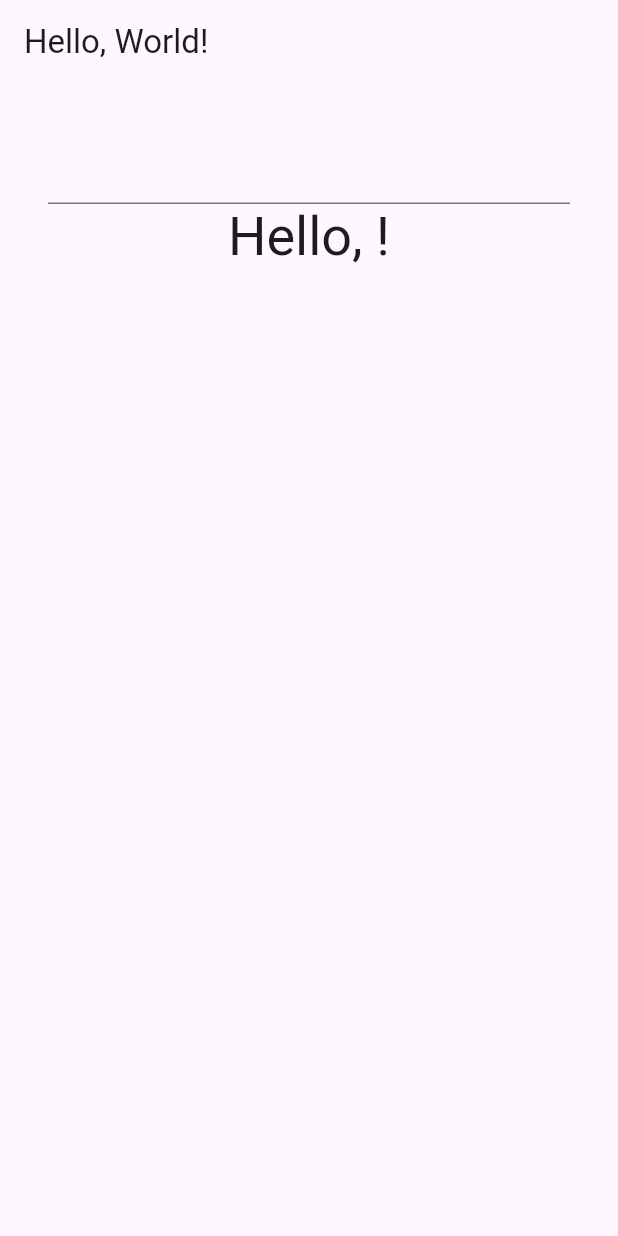
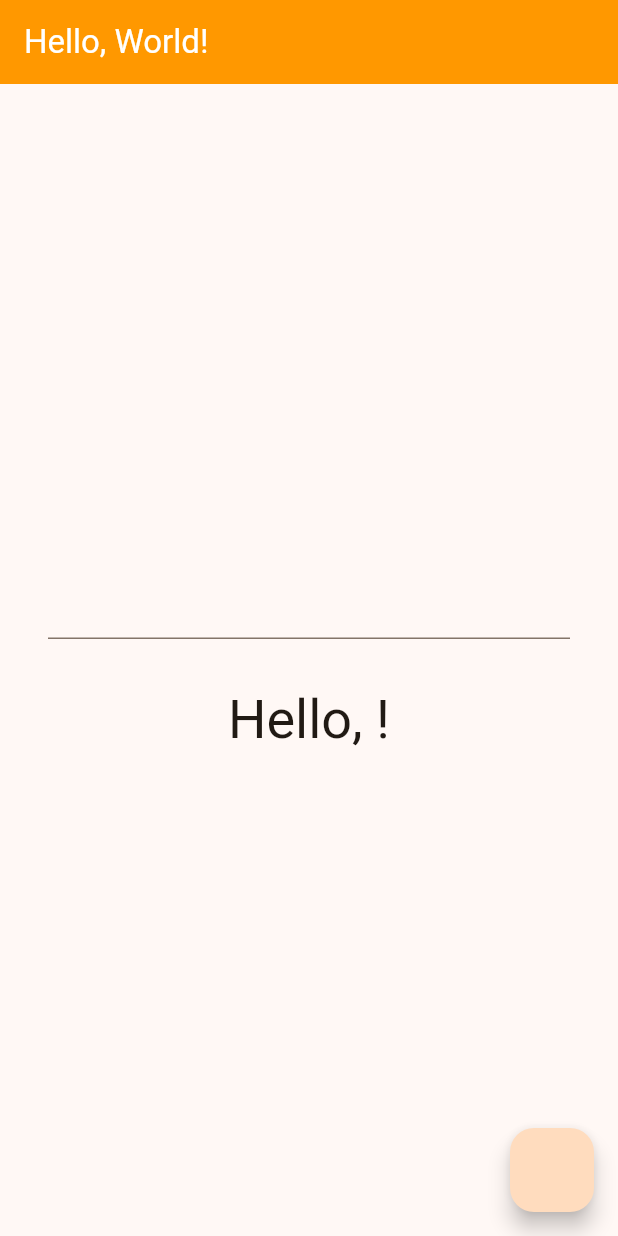
Before and after one commit to briansomogyi/flutter_application_13, a Flutter app: the screen it shows after launch, on a phone screen of 412 x 824 dp. Run offline on Flutter 3.47's test engine with Material 3 defaults, Android fonts, the phone set to English and light mode, and no system bars.

Commit message:
Implement secondary screen and update home screen with navigation

```diff
--- a/lib/common/strings.dart
+++ b/lib/common/strings.dart
@@ -1 +1,2 @@
 const homeScreenTitle = 'Hello, World!';
+const secondaryScreenTitle = 'Hello, Secondary Screen!';
--- a/lib/main.dart
+++ b/lib/main.dart
@@ -10,8 +10,15 @@ class MyApp extends StatelessWidget {
 
   @override
   Widget build(BuildContext context) {
-    return const MaterialApp(
+    return MaterialApp(
       debugShowCheckedModeBanner: false,
+      theme: ThemeData(
+        colorScheme: .fromSeed(seedColor: Colors.orange),
+        appBarTheme: AppBarTheme(
+          foregroundColor: Colors.white,
+          backgroundColor: Colors.orange,
+        ),
+      ),
       home: HomeScreen(),
     );
   }
--- a/lib/screens/home_screen.dart
+++ b/lib/screens/home_screen.dart
@@ -1,5 +1,6 @@
 import 'package:flutter/material.dart';
-import '../common/strings.dart';
+import 'package:flutter_application_13/screens/secondary_screen.dart';
+import '../common/strings.dart' as strings;
 
 class HomeScreen extends StatefulWidget {
   const HomeScreen({super.key});
@@ -15,20 +16,23 @@ class _HomeScreenState extends State<HomeScreen> {
   Widget build(BuildContext context) {
     return Scaffold(
       appBar: AppBar(
-        title: Text(homeScreenTitle),
+        title: Text(strings.homeScreenTitle),
       ),
       body: Padding(
         padding: const EdgeInsets.all(32.0),
         child: Center(
           child: Column(
+            mainAxisSize: .min,
             children: [
               TextField(
+                textAlign: .center,
                 onChanged: (value) {
                   setState(() {
                     userInput = value;
                   });
                 },
               ),
+              SizedBox(height: 32.0),
               Text(
                 'Hello, $userInput!',
                 style: Theme.of(context).textTheme.displaySmall,
@@ -37,6 +41,16 @@ class _HomeScreenState extends State<HomeScreen> {
           ),
         ),
       ),
+      floatingActionButton: FloatingActionButton(
+        onPressed: () {
+          Navigator.push(
+            context,
+            MaterialPageRoute(
+              builder: (context) => const SecondaryScreen(),
+            ),
+          );
+        },
+      ),
     );
   }
 }
```
Also changed, not shown: lib/screens/secondary_screen.dart (added, +15 -0 lines).
